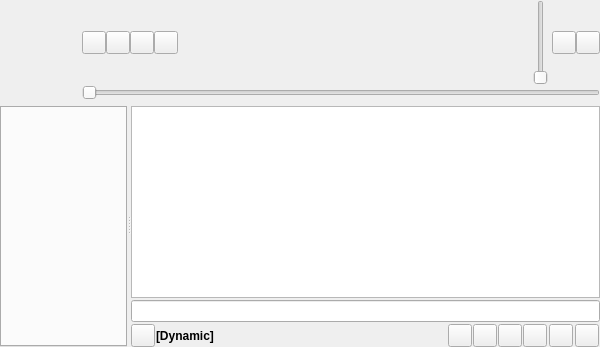
This is gui/mainwindow.ui in CDrummond/cantata as Qt 5 draws it before an edit. The edited form follows.
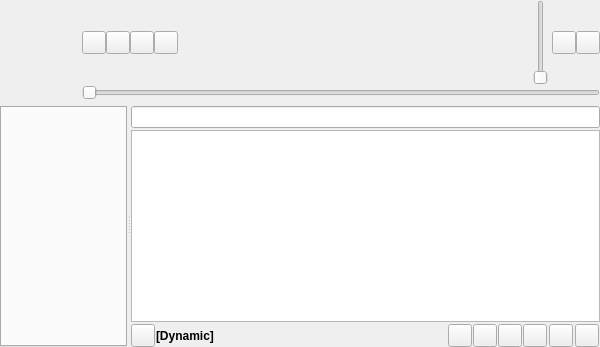
This is the edited form. Custom widgets are drawn as their Qt base class.

Commit message: Move search fields back to the top of views.

```diff
--- a/gui/mainwindow.ui
+++ b/gui/mainwindow.ui
@@ -261,10 +261,10 @@
          </spacer>
         </item>
         <item>
-         <widget class="PlayQueueView" name="playQueue"/>
+         <widget class="SearchWidget" name="playQueueSearchWidget"/>
         </item>
         <item>
-         <widget class="SearchWidget" name="playQueueSearchWidget"/>
+         <widget class="PlayQueueView" name="playQueue"/>
         </item>
         <item>
          <layout class="QHBoxLayout" name="hlayout">
```
The commit also changes 2 other files.
